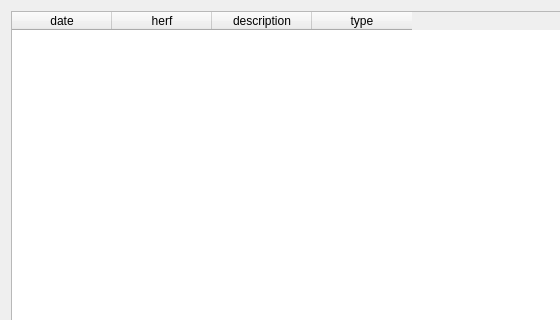
First picture: the form in labelcommit.ui, repository tsukishima1321/Closet, before the edit; both pictures show x 0 to 560 and y 0 to 320 of the 1000 by 700 pixel window.
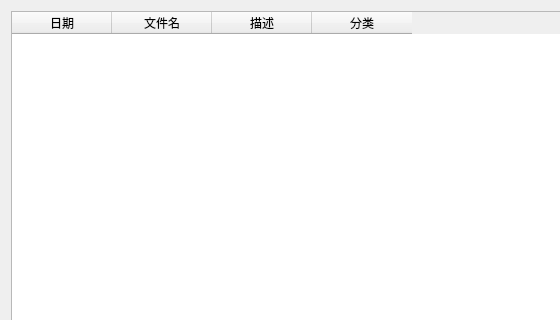
Second picture: the form after the edit.

```diff
--- a/labelcommit.ui
+++ b/labelcommit.ui
@@ -18,22 +18,22 @@
     <widget class="QTableWidget" name="tableWidget">
      <column>
       <property name="text">
-       <string>date</string>
+       <string>日期</string>
       </property>
      </column>
      <column>
       <property name="text">
-       <string>herf</string>
+       <string>文件名</string>
       </property>
      </column>
      <column>
       <property name="text">
-       <string>description</string>
+       <string>描述</string>
       </property>
      </column>
      <column>
       <property name="text">
-       <string>type</string>
+       <string>分类</string>
       </property>
      </column>
     </widget>
```
